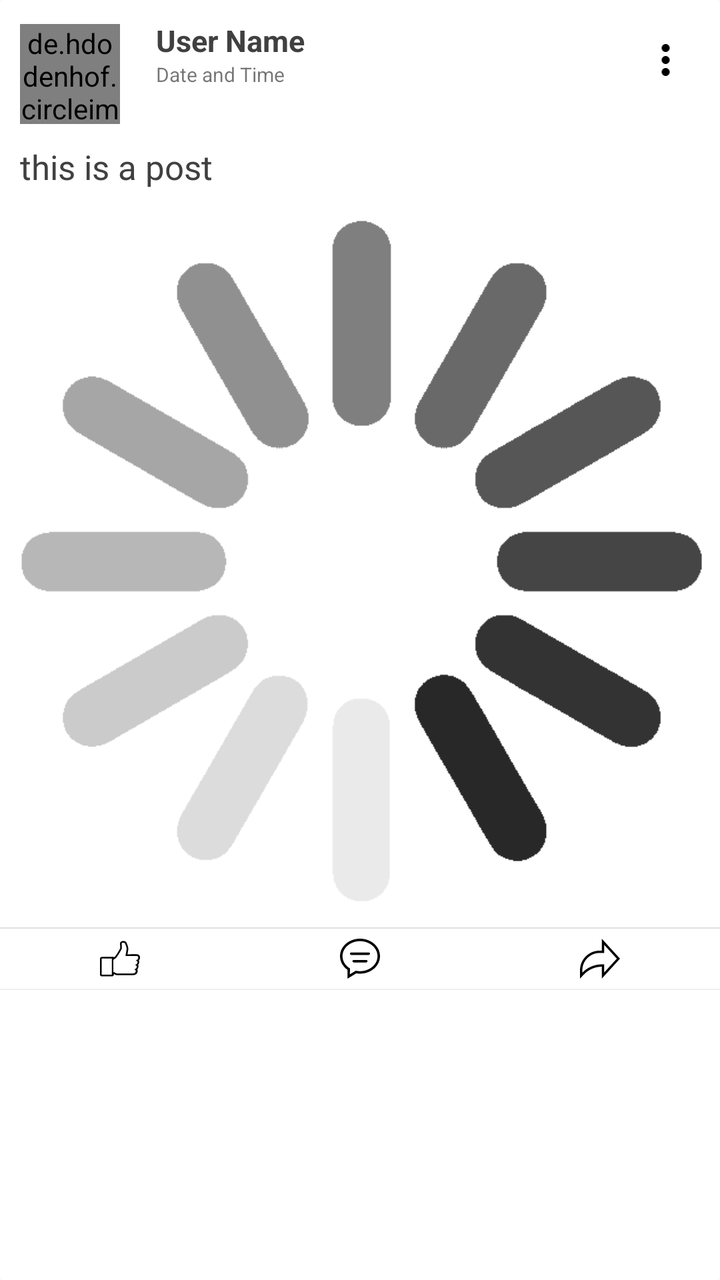
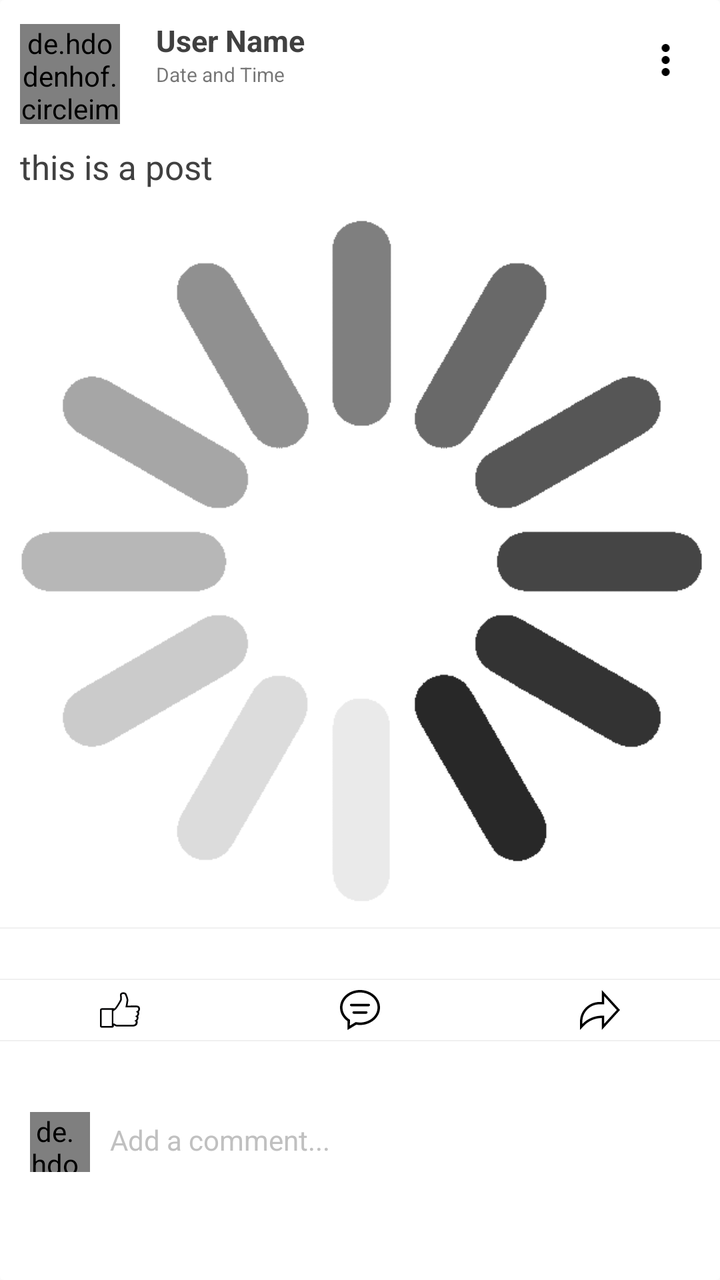

The first picture is an Android layout as it rendered before a commit; the second is the same layout after the commit. The layout source and the unified diff follow.
<!-- AndroidManifest.xml: application theme AppTheme -->
<!-- res/layout/indiview_posts.xml -->
<?xml version="1.0" encoding="utf-8"?>
<android.support.v7.widget.CardView
    xmlns:android="http://schemas.android.com/apk/res/android"
    android:layout_width="match_parent"
    android:layout_height="wrap_content"
    xmlns:app="http://schemas.android.com/apk/res-auto"
    android:layout_marginBottom="10dp"
    android:elevation="0dp"
    app:cardElevation="0dp"
    android:orientation="vertical"
    android:background="?android:attr/selectableItemBackground"
    android:id="@+id/ivcardview"
    >

    <LinearLayout
        android:layout_width="match_parent"
        android:layout_height="match_parent"
        android:orientation="vertical"
        android:paddingBottom="5dp"
        android:paddingTop="10dp">

        <LinearLayout
            android:layout_width="match_parent"
            android:layout_height="wrap_content"
            android:paddingLeft="10dp"
            android:paddingRight="10dp"
            android:orientation="horizontal">

            <LinearLayout
                android:layout_width="0dp"
                android:layout_height="match_parent"
                android:layout_weight="0.2">
                    <de.hdodenhof.circleimageview.CircleImageView
                        android:id="@+id/iv_profile_image"
                        android:layout_width="50dp"
                        android:layout_height="50dp"
                        android:layout_marginTop="2dp"
                        android:layout_alignParentTop="true"
                        android:layout_centerHorizontal="true"
                        android:src="@drawable/ic_boy"
                        app:civ_border_color="@color/smalldarkgrey"
                        app:civ_border_width="0.5dp" />
            </LinearLayout>

            <LinearLayout
                android:layout_width="0dp"
                android:layout_height="match_parent"
                android:layout_weight="0.7"
                android:orientation="vertical">

                <TextView
                    android:id="@+id/ivusername"
                    android:layout_width="match_parent"
                    android:layout_height="wrap_content"
                    android:text="User Name"
                    android:textSize="15sp"
                    android:textStyle="bold"
                    android:maxLines="1"
                    android:textColor="@color/verydarkgrey"/>

                <TextView
                    android:id="@+id/iv_datetime_branch_subject"
                    android:layout_width="match_parent"
                    android:layout_height="wrap_content"
                    android:text="Date and Time"
                    android:textSize="10sp" />
            </LinearLayout>

            <LinearLayout
                android:layout_width="0dp"
                android:layout_height="match_parent"
                android:layout_weight="0.1"
                android:id="@+id/ivmenubtn">

                <ImageView
                    android:id="@+id/iv_menu"
                    android:layout_width="match_parent"
                    android:layout_height="wrap_content"
                    android:layout_marginTop="8dp"
                    android:background="?attr/selectableItemBackground"
                    android:src="@drawable/ic_more_vert_black_24dp" />
            </LinearLayout>
        </LinearLayout>

        <TextView
            android:id="@+id/iv_post_text"
            android:layout_width="match_parent"
            android:layout_height="wrap_content"
            android:layout_marginTop="10dp"
            android:layout_marginBottom="5dp"
            android:text="this is a post"
            android:textSize="17sp"
            android:textColor="@color/verydarkgrey"
            android:paddingLeft="10dp"
            android:paddingRight="10dp"
            android:maxLines="5"/>

        <ImageView
            android:id="@+id/iv_post_image"
            android:layout_width="match_parent"
            android:layout_height="wrap_content"
            android:adjustViewBounds="true"
            android:src="@drawable/loader"
            android:scaleType="fitCenter"
            />
        <View
            android:layout_width="match_parent"
            android:layout_height="0.8dp"
            android:layout_below="@+id/textView2"
            android:background="@color/lightgrey1" />


        <LinearLayout
            android:layout_width="match_parent"
            android:layout_height="30dp"
            android:orientation="horizontal"
            android:id="@+id/ivbuttons">

            <android.support.v7.widget.CardView
                android:id="@+id/ivcvlike"
                android:layout_width="0dp"
                android:layout_height="wrap_content"
                android:layout_weight="0.33"
                app:cardElevation="0dp">

                <ImageView
                    android:id="@+id/ivlike"
                    android:layout_width="wrap_content"
                    android:layout_height="wrap_content"
                    android:src="@drawable/ic_001_thumb_up"
                    android:layout_gravity="center_horizontal"
                    android:padding="5dp"
                    android:foreground="?attr/selectableItemBackground"
                    android:clickable="true"/>
            </android.support.v7.widget.CardView>

            <android.support.v7.widget.CardView
                android:id="@+id/ivcvreply"
                android:layout_width="0dp"
                android:layout_height="wrap_content"
                android:layout_weight="0.33"
                app:cardElevation="0dp">

                <ImageView
                    android:id="@+id/ivreply"
                    android:layout_width="match_parent"
                    android:layout_height="wrap_content"
                    android:src="@drawable/ic_002_chat_comment_oval_speech_bubble_with_text_lines"
                    android:padding="5dp"
                    android:foreground="?attr/selectableItemBackground"
                    android:clickable="true"/>
            </android.support.v7.widget.CardView>

            <android.support.v7.widget.CardView
                android:id="@+id/ivcvshare"
                android:layout_width="0dp"
                android:layout_height="wrap_content"
                android:layout_weight="0.33"
                app:cardElevation="0dp">

                <ImageView
                    android:id="@+id/ivshare"
                    android:layout_width="match_parent"
                    android:layout_height="wrap_content"
                    android:src="@drawable/ic_003_share"
                    android:padding="5dp"
                    android:foreground="?attr/selectableItemBackground"
                    android:clickable="true"/>
            </android.support.v7.widget.CardView>
        </LinearLayout>
        <View
            android:layout_width="match_parent"
            android:layout_height="0.8dp"
            android:layout_below="@+id/textView2"
            android:background="@color/lightgrey" />

    </LinearLayout>



</android.support.v7.widget.CardView>
<!-- resources referenced by this layout -->
<resources>
  <color name="lightgrey">#f0f0f0</color>
  <color name="lightgrey1">#e0e0e0</color>
  <color name="smalldarkgrey">#d0d0d0</color>
  <color name="verydarkgrey">#404040</color>
  <!-- drawable ic_002_chat_comment_oval_speech_bubble_with_text_lines (drawable) -->
  <vector android:height="24dp" android:viewportHeight="612"
      android:viewportWidth="612" android:width="24dp" xmlns:android="http://schemas.android.com/apk/res/android">
      <path android:fillColor="#FF000000" android:pathData="M401.625,325.125h-191.25c-10.557,0 -19.125,8.568 -19.125,19.125s8.568,19.125 19.125,19.125h191.25c10.557,0 19.125,-8.568 19.125,-19.125S412.182,325.125 401.625,325.125zM439.875,210.375h-267.75c-10.557,0 -19.125,8.568 -19.125,19.125s8.568,19.125 19.125,19.125h267.75c10.557,0 19.125,-8.568 19.125,-19.125S450.432,210.375 439.875,210.375zM306,0C137.012,0 0,119.875 0,267.75c0,84.514 44.848,159.751 114.75,208.826V612l134.047,-81.339c18.552,3.061 37.638,4.839 57.203,4.839c169.008,0 306,-119.875 306,-267.75C612,119.875 475.008,0 306,0zM306,497.25c-22.338,0 -43.911,-2.601 -64.643,-7.019l-90.041,54.123l1.205,-88.701C83.5,414.133 38.25,345.513 38.25,267.75c0,-126.741 119.875,-229.5 267.75,-229.5c147.875,0 267.75,102.759 267.75,229.5S453.875,497.25 306,497.25z"/>
  </vector>
  <!-- drawable ic_003_share (drawable) -->
  <vector android:height="24dp" android:viewportHeight="512.00006"
      android:viewportWidth="512" android:width="24dp" xmlns:android="http://schemas.android.com/apk/res/android">
      <path android:fillColor="#FF000000" android:pathData="m511.824,255.863 l-233.336,-255.863v153.266h-27.105c-67.145,0 -130.273,26.148 -177.754,73.629 -47.48,47.48 -73.629,110.609 -73.629,177.758v107.348l44.781,-49.066c59.902,-65.629 144.934,-103.594 233.707,-104.457v153.254zM30.004,434.867v-30.215c0,-59.133 23.027,-114.73 64.84,-156.543s97.406,-64.84 156.539,-64.84h57.105v-105.844l162.734,178.438 -162.734,178.441v-105.844h-26.918c-94.703,0 -185.773,38.652 -251.566,106.406zM30.004,434.867"/>
  </vector>
  <!-- drawable ic_more_vert_black_24dp (drawable) -->
  <vector xmlns:android="http://schemas.android.com/apk/res/android"
          android:width="24dp"
          android:height="24dp"
          android:viewportWidth="24.0"
          android:viewportHeight="24.0">
      <path
          android:fillColor="#FF000000"
          android:pathData="M12,8c1.1,0 2,-0.9 2,-2s-0.9,-2 -2,-2 -2,0.9 -2,2 0.9,2 2,2zM12,10c-1.1,0 -2,0.9 -2,2s0.9,2 2,2 2,-0.9 2,-2 -0.9,-2 -2,-2zM12,16c-1.1,0 -2,0.9 -2,2s0.9,2 2,2 2,-0.9 2,-2 -0.9,-2 -2,-2z"/>
  </vector>
  <style name="AppTheme" parent="Theme.AppCompat.Light.NoActionBar">
          
          <item name="colorPrimary">@color/colorPrimary</item>
          <item name="colorPrimaryDark">@color/colorPrimaryDark</item>
          <item name="colorAccent">@color/colorAccent</item>
      </style>
  <color name="colorPrimary">#00acee</color>
  <color name="colorPrimaryDark">#00acee</color>
  <color name="colorAccent">#D81B60</color>
  <!-- unchanged entries left out for length: 3 -->
</resources>

<!-- the commit's change to res/layout/indiview_posts.xml (unified diff, before → after) -->
@@ -1,45 +1,44 @@
 <?xml version="1.0" encoding="utf-8"?>
-<android.support.v7.widget.CardView
-    xmlns:android="http://schemas.android.com/apk/res/android"
+<android.support.v7.widget.CardView xmlns:android="http://schemas.android.com/apk/res/android"
+    xmlns:app="http://schemas.android.com/apk/res-auto"
+    android:id="@+id/ivcardview"
     android:layout_width="match_parent"
     android:layout_height="wrap_content"
-    xmlns:app="http://schemas.android.com/apk/res-auto"
     android:layout_marginBottom="10dp"
+    android:background="?android:attr/selectableItemBackground"
     android:elevation="0dp"
-    app:cardElevation="0dp"
     android:orientation="vertical"
-    android:background="?android:attr/selectableItemBackground"
-    android:id="@+id/ivcardview"
-    >
+    app:cardElevation="0dp">
 
     <LinearLayout
         android:layout_width="match_parent"
         android:layout_height="match_parent"
         android:orientation="vertical"
-        android:paddingBottom="5dp"
-        android:paddingTop="10dp">
+        android:paddingTop="10dp"
+        android:paddingBottom="5dp">
 
         <LinearLayout
             android:layout_width="match_parent"
             android:layout_height="wrap_content"
+            android:orientation="horizontal"
             android:paddingLeft="10dp"
-            android:paddingRight="10dp"
-            android:orientation="horizontal">
+            android:paddingRight="10dp">
 
             <LinearLayout
                 android:layout_width="0dp"
                 android:layout_height="match_parent"
                 android:layout_weight="0.2">
-                    <de.hdodenhof.circleimageview.CircleImageView
-                        android:id="@+id/iv_profile_image"
-                        android:layout_width="50dp"
-                        android:layout_height="50dp"
-                        android:layout_marginTop="2dp"
-                        android:layout_alignParentTop="true"
-                        android:layout_centerHorizontal="true"
-                        android:src="@drawable/ic_boy"
-                        app:civ_border_color="@color/smalldarkgrey"
-                        app:civ_border_width="0.5dp" />
+
+                <de.hdodenhof.circleimageview.CircleImageView
+                    android:id="@+id/iv_profile_image"
+                    android:layout_width="50dp"
+                    android:layout_height="50dp"
+                    android:layout_alignParentTop="true"
+                    android:layout_centerHorizontal="true"
+                    android:layout_marginTop="2dp"
+                    android:src="@drawable/ic_boy"
+                    app:civ_border_color="@color/smalldarkgrey"
+                    app:civ_border_width="0.5dp" />
             </LinearLayout>
 
             <LinearLayout
@@ -52,11 +51,11 @@
                     android:id="@+id/ivusername"
                     android:layout_width="match_parent"
                     android:layout_height="wrap_content"
+                    android:maxLines="1"
                     android:text="User Name"
+                    android:textColor="@color/verydarkgrey"
                     android:textSize="15sp"
-                    android:textStyle="bold"
-                    android:maxLines="1"
-                    android:textColor="@color/verydarkgrey"/>
+                    android:textStyle="bold" />
 
                 <TextView
                     android:id="@+id/iv_datetime_branch_subject"
@@ -67,10 +66,10 @@
             </LinearLayout>
 
             <LinearLayout
+                android:id="@+id/ivmenubtn"
                 android:layout_width="0dp"
                 android:layout_height="match_parent"
-                android:layout_weight="0.1"
-                android:id="@+id/ivmenubtn">
+                android:layout_weight="0.1">
 
                 <ImageView
                     android:id="@+id/iv_menu"
@@ -88,94 +87,153 @@
             android:layout_height="wrap_content"
             android:layout_marginTop="10dp"
             android:layout_marginBottom="5dp"
-            android:text="this is a post"
-            android:textSize="17sp"
-            android:textColor="@color/verydarkgrey"
+            android:maxLines="5"
             android:paddingLeft="10dp"
             android:paddingRight="10dp"
-            android:maxLines="5"/>
+            android:text="this is a post"
+            android:textColor="@color/verydarkgrey"
+            android:textSize="17sp" />
 
         <ImageView
             android:id="@+id/iv_post_image"
             android:layout_width="match_parent"
             android:layout_height="wrap_content"
             android:adjustViewBounds="true"
-            android:src="@drawable/loader"
             android:scaleType="fitCenter"
-            />
-        <View
-            android:layout_width="match_parent"
-            android:layout_height="0.8dp"
-            android:layout_below="@+id/textView2"
-            android:background="@color/lightgrey1" />
-
-
-        <LinearLayout
-            android:layout_width="match_parent"
-            android:layout_height="30dp"
-            android:orientation="horizontal"
-            android:id="@+id/ivbuttons">
-
-            <android.support.v7.widget.CardView
-                android:id="@+id/ivcvlike"
-                android:layout_width="0dp"
-                android:layout_height="wrap_content"
-                android:layout_weight="0.33"
-                app:cardElevation="0dp">
-
-                <ImageView
-                    android:id="@+id/ivlike"
-                    android:layout_width="wrap_content"
-                    android:layout_height="wrap_content"
-                    android:src="@drawable/ic_001_thumb_up"
-                    android:layout_gravity="center_horizontal"
-                    android:padding="5dp"
-                    android:foreground="?attr/selectableItemBackground"
-                    android:clickable="true"/>
-            </android.support.v7.widget.CardView>
-
-            <android.support.v7.widget.CardView
-                android:id="@+id/ivcvreply"
-                android:layout_width="0dp"
-                android:layout_height="wrap_content"
-                android:layout_weight="0.33"
-                app:cardElevation="0dp">
-
-                <ImageView
-                    android:id="@+id/ivreply"
-                    android:layout_width="match_parent"
-                    android:layout_height="wrap_content"
-                    android:src="@drawable/ic_002_chat_comment_oval_speech_bubble_with_text_lines"
-                    android:padding="5dp"
-                    android:foreground="?attr/selectableItemBackground"
-                    android:clickable="true"/>
-            </android.support.v7.widget.CardView>
-
-            <android.support.v7.widget.CardView
-                android:id="@+id/ivcvshare"
-                android:layout_width="0dp"
-                android:layout_height="wrap_content"
-                android:layout_weight="0.33"
-                app:cardElevation="0dp">
-
-                <ImageView
-                    android:id="@+id/ivshare"
-                    android:layout_width="match_parent"
-                    android:layout_height="wrap_content"
-                    android:src="@drawable/ic_003_share"
-                    android:padding="5dp"
-                    android:foreground="?attr/selectableItemBackground"
-                    android:clickable="true"/>
-            </android.support.v7.widget.CardView>
-        </LinearLayout>
+            android:src="@drawable/loader" />
+
         <View
             android:layout_width="match_parent"
             android:layout_height="0.8dp"
             android:layout_below="@+id/textView2"
             android:background="@color/lightgrey" />
 
+        <TextView
+            android:id="@+id/count_likes"
+            android:layout_width="match_parent"
+            android:layout_height="wrap_content"
+            android:paddingStart="10dp"
+            android:paddingTop="3dp"
+            android:paddingBottom="3dp"
+            android:textColor="@color/verydarkgrey" />
+
+        <View
+            android:layout_width="match_parent"
+            android:layout_height="0.8dp"
+            android:layout_below="@+id/textView2"
+            android:background="@color/lightgrey" />
+
+
+        <LinearLayout
+            android:id="@+id/ivbuttons"
+            android:layout_width="match_parent"
+            android:layout_height="30dp"
+            android:orientation="horizontal">
+
+            <android.support.v7.widget.CardView
+                android:id="@+id/ivcvlike"
+                android:layout_width="0dp"
+                android:layout_height="wrap_content"
+                android:layout_weight="0.33"
+                app:cardElevation="0dp">
+
+                <ImageView
+                    android:id="@+id/ivlike"
+                    android:layout_width="wrap_content"
+                    android:layout_height="wrap_content"
+                    android:layout_gravity="center_horizontal"
+                    android:clickable="true"
+                    android:foreground="?attr/selectableItemBackground"
+                    android:padding="5dp"
+                    android:src="@drawable/ic_001_thumb_up" />
+            </android.support.v7.widget.CardView>
+
+            <android.support.v7.widget.CardView
+                android:id="@+id/ivcvreply"
+                android:layout_width="0dp"
+                android:layout_height="wrap_content"
+                android:layout_weight="0.33"
+                app:cardElevation="0dp">
+
+                <ImageView
+                    android:id="@+id/ivreply"
+                    android:layout_width="match_parent"
+                    android:layout_height="wrap_content"
+                    android:clickable="true"
+                    android:foreground="?attr/selectableItemBackground"
+                    android:padding="5dp"
+                    android:src="@drawable/ic_002_chat_comment_oval_speech_bubble_with_text_lines" />
+            </android.support.v7.widget.CardView>
+
+            <android.support.v7.widget.CardView
+                android:id="@+id/ivcvshare"
+                android:layout_width="0dp"
+                android:layout_height="wrap_content"
+                android:layout_weight="0.33"
+                app:cardElevation="0dp">
+
+                <ImageView
+                    android:id="@+id/ivshare"
+                    android:layout_width="match_parent"
+                    android:layout_height="wrap_content"
+                    android:clickable="true"
+                    android:foreground="?attr/selectableItemBackground"
+                    android:padding="5dp"
+                    android:src="@drawable/ic_003_share" />
+            </android.support.v7.widget.CardView>
+        </LinearLayout>
+
+        <View
+            android:layout_width="match_parent"
+            android:layout_height="0.8dp"
+            android:layout_below="@+id/textView2"
+            android:background="@color/lightgrey" />
+
+        <LinearLayout
+            android:id="@+id/view_comments"
+            android:layout_width="match_parent"
+            android:layout_height="wrap_content"
+            android:orientation="vertical">
+
+            <TextView
+                android:id="@+id/count_comments"
+                android:layout_width="match_parent"
+                android:layout_height="wrap_content"
+                android:paddingStart="15dp"
+                android:paddingTop="8dp"
+                android:paddingBottom="5dp"
+                android:textColor="@color/darkgrey"
+                android:textSize="15sp" />
+
+            <LinearLayout
+                android:layout_width="match_parent"
+                android:layout_height="wrap_content"
+                android:orientation="horizontal"
+                android:paddingStart="15dp">
+
+                <de.hdodenhof.circleimageview.CircleImageView
+                    android:id="@+id/my_profile_image"
+                    android:layout_width="30dp"
+                    android:layout_height="30dp"
+                    android:layout_alignParentTop="true"
+                    android:layout_centerHorizontal="true"
+                    android:layout_marginTop="2dp"
+                    android:paddingRight="5dp"
+                    android:src="@drawable/ic_boy"
+                    app:civ_border_color="@color/verydarkgrey"
+                    app:civ_border_width="0.5dp" />
+
+                <TextView
+                    android:layout_width="match_parent"
+                    android:layout_height="wrap_content"
+                    android:layout_gravity="center_vertical"
+                    android:paddingStart="10dp"
+                    android:text="Add a comment..."
+                    android:textColor="@color/smalldarkgrey1" />
+            </LinearLayout>
+        </LinearLayout>
+
     </LinearLayout>
 
 
-
 </android.support.v7.widget.CardView>
<!-- resource entries referenced after the edit -->
@@ -1,8 +1,9 @@
 <!-- resources referenced by this layout -->
 <resources>
+  <color name="darkgrey">#808080</color>
   <color name="lightgrey">#f0f0f0</color>
-  <color name="lightgrey1">#e0e0e0</color>
   <color name="smalldarkgrey">#d0d0d0</color>
+  <color name="smalldarkgrey1">#c0c0c0</color>
   <color name="verydarkgrey">#404040</color>
   <!-- drawable ic_002_chat_comment_oval_speech_bubble_with_text_lines (drawable) -->
   <vector android:height="24dp" android:viewportHeight="612"
